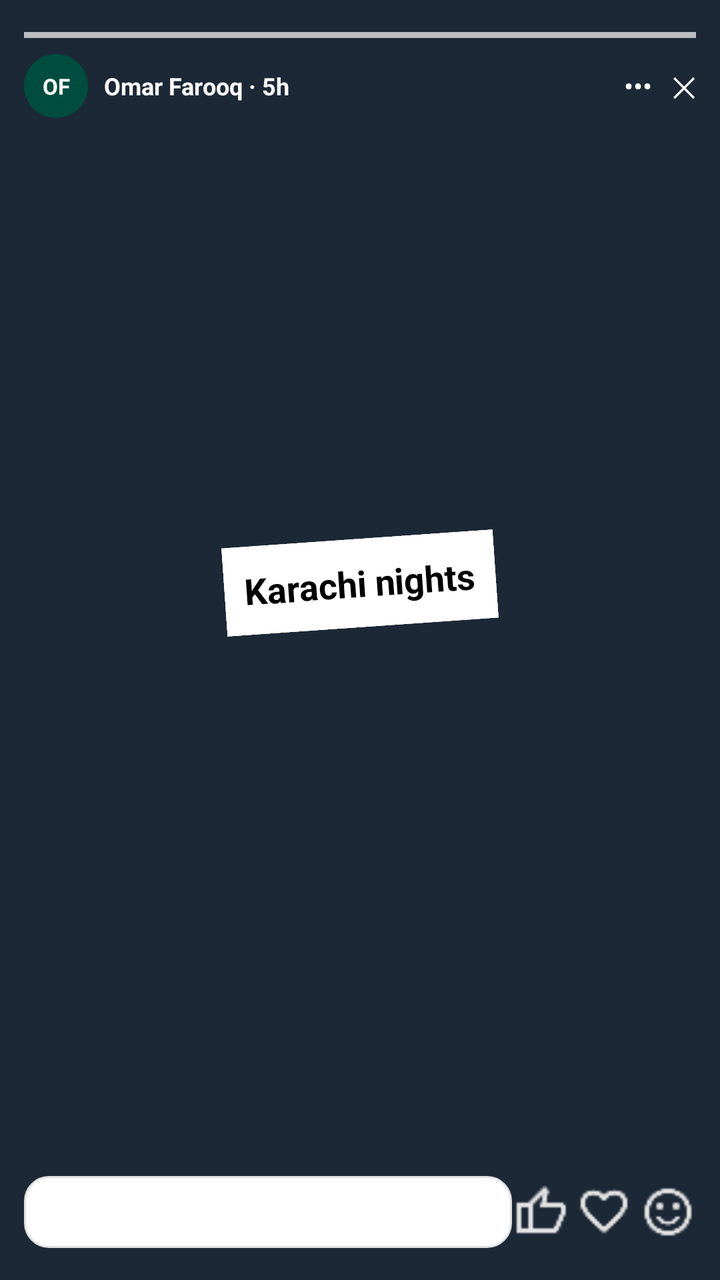
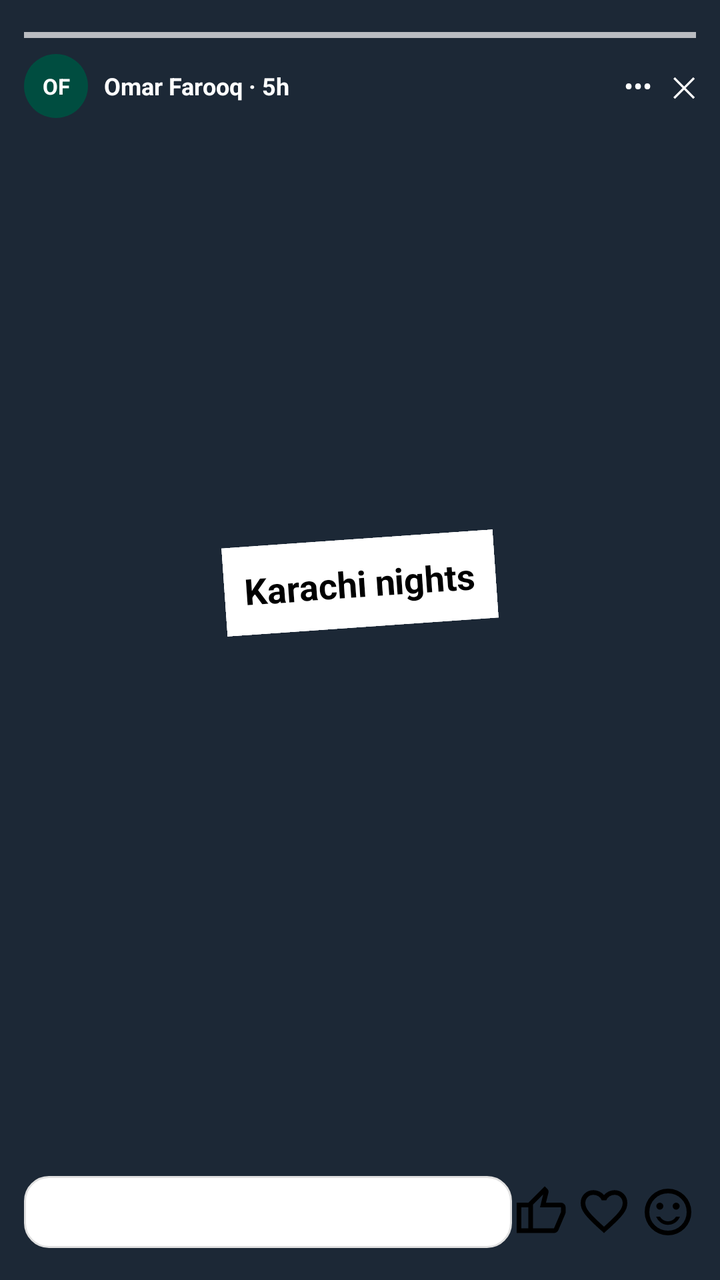

An Android layout rendered at two revisions. The XML below is the earlier revision; the diff shows what the commit changed to produce the second picture.
<!-- AndroidManifest.xml: application theme Theme.I230720_SMD_Assignment1 -->
<!-- res/layout/view_story.xml -->
<?xml version="1.0" encoding="utf-8"?>
<FrameLayout xmlns:android="http://schemas.android.com/apk/res/android"
    android:layout_width="match_parent"
    android:layout_height="match_parent"
    android:background="#1E232E">

    <View
        android:layout_width="match_parent"
        android:layout_height="match_parent"
        android:background="#1C2836" />

    <LinearLayout
        android:layout_width="match_parent"
        android:layout_height="match_parent"
        android:orientation="vertical"
        android:padding="12dp">

        <View
            android:layout_width="match_parent"
            android:layout_height="3dp"
            android:layout_marginTop="4dp"
            android:background="#B0FFFFFF" />

        <LinearLayout
            android:layout_width="match_parent"
            android:layout_height="wrap_content"
            android:layout_marginTop="8dp"
            android:gravity="center_vertical">

            <TextView
                android:layout_width="32dp"
                android:layout_height="32dp"
                android:background="@drawable/avatar_circle"
                android:backgroundTint="#004D40"
                android:gravity="center"
                android:text="OF"
                android:textColor="#FFFFFF"
                android:textSize="11sp"
                android:textStyle="bold" />

            <TextView
                android:layout_width="0dp"
                android:layout_height="wrap_content"
                android:layout_marginStart="8dp"
                android:layout_weight="1"
                android:text="Omar Farooq · 5h"
                android:textColor="#FFFFFF"
                android:textSize="12sp"
                android:textStyle="bold" />

            <TextView
                android:id="@+id/btnBack"
                android:layout_width="wrap_content"
                android:layout_height="wrap_content"
                android:text="•••   ✕"
                android:textColor="#FFFFFF"
                android:textSize="14sp" />
        </LinearLayout>

        <View
            android:layout_width="match_parent"
            android:layout_height="0dp"
            android:layout_weight="1" />

        <TextView
            android:layout_width="wrap_content"
            android:layout_height="wrap_content"
            android:layout_gravity="center_horizontal"
            android:layout_marginBottom="60dp"
            android:background="#FFFFFF"
            android:padding="10dp"
            android:rotation="-4"
            android:text="Karachi nights"
            android:textColor="#000000"
            android:textSize="18sp"
            android:textStyle="bold" />

        <View
            android:layout_width="match_parent"
            android:layout_height="0dp"
            android:layout_weight="1" />

        <LinearLayout
            android:layout_width="match_parent"
            android:layout_height="44dp"
            android:gravity="center_vertical">

            <TextView
                android:layout_width="0dp"
                android:layout_height="36dp"
                android:layout_weight="1"
                android:background="@drawable/rounded_card"
                android:gravity="center_vertical"
                android:paddingStart="12dp"
                android:text="Send message..."
                android:textColor="#B0FFFFFF"
                android:textSize="12sp" />

            <ImageView
                android:layout_width="28dp"
                android:layout_height="28dp"
                android:contentDescription="Like"
                android:src="@drawable/like" />

            <ImageView
                android:layout_width="28dp"
                android:layout_height="28dp"
                android:layout_marginStart="4dp"
                android:contentDescription="Heart"
                android:src="@drawable/heart" />

            <ImageView
                android:layout_width="28dp"
                android:layout_height="28dp"
                android:layout_marginStart="4dp"
                android:contentDescription="Haha"
                android:src="@drawable/emoji" />
        </LinearLayout>
    </LinearLayout>

</FrameLayout>
<!-- resources referenced by this layout -->
<resources>
  <!-- drawable avatar_circle (drawable) -->
  <?xml version="1.0" encoding="utf-8"?>
  <shape xmlns:android="http://schemas.android.com/apk/res/android"
      android:shape="oval">
      <solid android:color="#ffffff" />
  </shape>
  <!-- drawable emoji: png bitmap (drawable, 677 bytes) -->
  <!-- drawable heart: png bitmap (drawable, 629 bytes) -->
  <!-- drawable like: png bitmap (drawable, 404 bytes) -->
  <!-- drawable rounded_card (drawable) -->
  <?xml version="1.0" encoding="utf-8"?>
  <shape xmlns:android="http://schemas.android.com/apk/res/android"
      android:shape="rectangle">
      <solid android:color="#FFFFFF" />
      <corners android:radius="12dp" />
      <stroke android:width="1dp" android:color="#E0E0E0" />
  </shape>
  <style name="Theme.I230720_SMD_Assignment1" parent="Base.Theme.I230720_SMD_Assignment1" />
  <style name="Base.Theme.I230720_SMD_Assignment1" parent="Theme.Material3.DayNight.NoActionBar">
          
          
      </style>
</resources>

<!-- the commit's change to res/layout/view_story.xml (unified diff, before → after) -->
@@ -100,21 +100,21 @@
                 android:layout_width="28dp"
                 android:layout_height="28dp"
                 android:contentDescription="Like"
-                android:src="@drawable/like" />
+                android:src="@drawable/thumb_up" />
 
-            <ImageView
-                android:layout_width="28dp"
-                android:layout_height="28dp"
-                android:layout_marginStart="4dp"
-                android:contentDescription="Heart"
-                android:src="@drawable/heart" />
+        <ImageView
+            android:layout_width="28dp"
+            android:layout_height="28dp"
+            android:layout_marginStart="4dp"
+            android:contentDescription="Heart"
+            android:src="@drawable/favorite" />
 
-            <ImageView
-                android:layout_width="28dp"
-                android:layout_height="28dp"
-                android:layout_marginStart="4dp"
-                android:contentDescription="Haha"
-                android:src="@drawable/emoji" />
+        <ImageView
+            android:layout_width="28dp"
+            android:layout_height="28dp"
+            android:layout_marginStart="4dp"
+            android:contentDescription="Haha"
+            android:src="@drawable/sentiment_satisfied" />
         </LinearLayout>
     </LinearLayout>
 
<!-- resource entries referenced after the edit -->
@@ -6,9 +6,15 @@
       android:shape="oval">
       <solid android:color="#ffffff" />
   </shape>
-  <!-- drawable emoji: png bitmap (drawable, 677 bytes) -->
-  <!-- drawable heart: png bitmap (drawable, 629 bytes) -->
-  <!-- drawable like: png bitmap (drawable, 404 bytes) -->
+  <!-- drawable favorite (drawable) -->
+  <vector xmlns:android="http://schemas.android.com/apk/res/android"
+      android:width="24dp"
+      android:height="24dp"
+      android:viewportWidth="24"
+      android:viewportHeight="24">
+      <path android:fillColor="@android:color/black"
+          android:pathData="M12,21l-1.45-1.3q-2.53-2.27-4.18-3.92q-1.65-1.65-2.63-2.96Q2.78,11.5 2.39,10.4T2,8.15Q2,5.8 3.58,4.22T7.5,2.65q1.3,0 2.48,0.55T12,4.75q0.85-1 2.03-1.55T16.5,2.65q2.35,0 3.93,1.57T22,8.15q0,1.15-0.39,2.25t-1.36,2.41q-0.97,1.31-2.63,2.96q-1.65,1.65-4.17,3.92L12,21Zm0-2.7q2.4-2.15 3.95-3.69t2.45-2.67t1.25-2.03Q20,9.02 20,8.15q0-1.5-1-2.5t-2.5-1q-1.17,0-2.17,0.66q-1,0.66-1.38,1.69h-1.9Q10.68,5.97 9.68,5.31T7.5,4.65q-1.5,0-2.5,1T4,8.15Q4,9.02 4.35,9.91T5.6,11.94t2.45,2.67T12,18.3Zm0-6.83Z"/>
+  </vector>
   <!-- drawable rounded_card (drawable) -->
   <?xml version="1.0" encoding="utf-8"?>
   <shape xmlns:android="http://schemas.android.com/apk/res/android"
@@ -17,6 +23,24 @@
       <corners android:radius="12dp" />
       <stroke android:width="1dp" android:color="#E0E0E0" />
   </shape>
+  <!-- drawable sentiment_satisfied (drawable) -->
+  <vector xmlns:android="http://schemas.android.com/apk/res/android"
+      android:width="24dp"
+      android:height="24dp"
+      android:viewportWidth="24"
+      android:viewportHeight="24">
+      <path android:fillColor="@android:color/black"
+          android:pathData="M15.5,11q0.63,0 1.06-0.44T17,9.5T16.56,8.44T15.5,8T14.44,8.44T14,9.5t0.44,1.06T15.5,11Zm-7,0q0.63,0 1.06-0.44T10,9.5T9.56,8.44T8.5,8T7.44,8.44T7,9.5t0.44,1.06T8.5,11Zm6.59,5.54Q16.48,15.58 17.1,14H15.45q-0.55,0.92-1.46,1.46T12,16t-1.99-0.54T8.55,14H6.9q0.63,1.57 2.01,2.54T12,17.5t3.09-0.96ZM8.1,21.21q-1.82-0.79-3.17-2.14Q3.58,17.73 2.79,15.9T2,12Q2,9.92 2.79,8.1Q3.58,6.27 4.93,4.93Q6.28,3.57 8.1,2.79Q9.93,2 12,2t3.9,0.79t3.17,2.14q1.35,1.35 2.14,3.17Q22,9.92 22,12t-0.79,3.9t-2.14,3.17q-1.35,1.35-3.17,2.14T12,22q-2.07,0-3.9-0.79ZM12,12Zm5.68,5.68Q20,15.35 20,12T17.68,6.32T12,4T6.33,6.32T4,12t2.33,5.68T12,20t5.68-2.32Z"/>
+  </vector>
+  <!-- drawable thumb_up (drawable) -->
+  <vector xmlns:android="http://schemas.android.com/apk/res/android"
+      android:width="24dp"
+      android:height="24dp"
+      android:viewportWidth="24"
+      android:viewportHeight="24">
+      <path android:fillColor="@android:color/black"
+          android:pathData="M18,21H7V8l7-7l1.25,1.25q0.18,0.17 0.29,0.47T15.65,3.3V3.65L14.55,8H21q0.8,0 1.4,0.6T23,10v2q0,0.17-0.05,0.38t-0.1,0.38l-3,7.05q-0.23,0.5-0.75,0.85T18,21ZM9,19h9l3-7V10H12l1.35-5.5L9,8.85V19ZM9,8.85V10v2v7V8.85ZM7,8v2H4v9H7v2H2V8H7Z"/>
+  </vector>
   <style name="Theme.I230720_SMD_Assignment1" parent="Base.Theme.I230720_SMD_Assignment1" />
   <style name="Base.Theme.I230720_SMD_Assignment1" parent="Theme.Material3.DayNight.NoActionBar">
           
